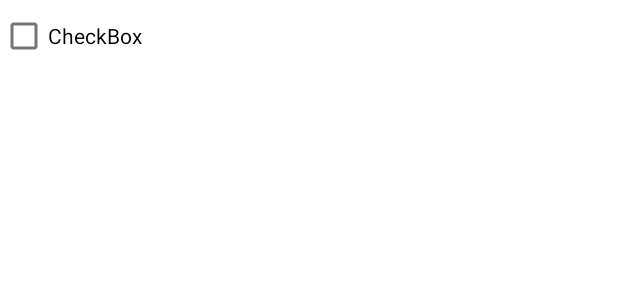
After one commit to prince40000/ReadStack, an Android app: the layout tag_item.xml on its own in the app's theme, with its tools: preview values and no code run, on a phone screen of 412 x 824 dp. The commit adds this screen. Shown: the top 300 px of the screen. Run offline under Robolectric (Android 15) with nearby library versions, the phone set to English and light mode, and no system bars; network calls fail.

Commit message:
Implemented tag button Implemented new tag subscreen intial implmentation of tags to bookItems
TODO
main search/filter
save comments
save tags (to file (seperately))
BookAddedDetails display overhaul (v3)

```diff
--- a/app/src/main/java/com/example/readstack/BookItem.java
+++ b/app/src/main/java/com/example/readstack/BookItem.java
@@ -1,6 +1,7 @@
 package com.example.readstack;
 
 import java.io.Serializable;
+import java.util.ArrayList;
 
 public class BookItem implements Serializable {
     String author_name;
@@ -11,7 +12,8 @@ public class BookItem implements Serializable {
     String thumbnail_address;
     String info_link;
     String id;
-    public BookItem(String author_name, String publisher_name, String published_date, String book_title, String book_description, String thumbnail_address,String info_link, String id){
+    ArrayList<String> tags;
+    public BookItem(String author_name, String publisher_name, String published_date, String book_title, String book_description, String thumbnail_address,String info_link, String id, ArrayList<String> tags){
         this.author_name = author_name;
         this.publisher_name = publisher_name;
         this.published_date = published_date;
@@ -20,6 +22,7 @@ public class BookItem implements Serializable {
         this.thumbnail_address = thumbnail_address;
         this.info_link = info_link;
         this.id = id;
+        this.tags = tags;
     }
 
     public String getAuthor_name(){
--- a/app/src/main/java/com/example/readstack/BookSearch.java
+++ b/app/src/main/java/com/example/readstack/BookSearch.java
@@ -91,6 +91,7 @@ public class BookSearch extends AppCompatActivity {
                     String author = "";
                     String thumbnail = "";
                     for(int i=0;i<items.length();i++){
+                        ArrayList<String> tags = new ArrayList<>();
                         JSONObject itemsObj = items.getJSONObject(i);
                         JSONObject volumeObj = itemsObj.getJSONObject("volumeInfo");
                         JSONArray authors = volumeObj.getJSONArray("authors");
@@ -117,7 +118,7 @@ public class BookSearch extends AppCompatActivity {
                         else{
                             author = "No author found";
                         }
-                        BookItem book = new BookItem(author, publisher, published_date, title, description, thumbnail, info_link, id);
+                        BookItem book = new BookItem(author, publisher, published_date, title, description, thumbnail, info_link, id, tags);
                         searchResults.add(book);
 
                         BookAdapter myAdapter = new BookAdapter(searchResults, BookSearch.this, "BookSearch");
--- a/app/src/main/java/com/example/readstack/MainList.java
+++ b/app/src/main/java/com/example/readstack/MainList.java
@@ -41,6 +41,7 @@ public class MainList extends AppCompatActivity{
     private BookStore bookStore, newBookStore, storedStore;
     private FloatingActionButton new_button, debug_button;
     public String author, publisher, published_date, title, desc, thumbnail_link, info_link, id, caller;
+    public ArrayList<String> tags;
     public Boolean choice = false;
     private static final String FILE_NAME="library.json";
     private FileOutputStream fos;
@@ -156,7 +157,8 @@ public class MainList extends AppCompatActivity{
         thumbnail_link = getIntent().getStringExtra("thumbnail_link");
         info_link = getIntent().getStringExtra("info_link");
         id = getIntent().getStringExtra("id");
-        BookItem book = new BookItem(author,publisher,published_date,title,desc,thumbnail_link,info_link, id);
+        tags = getIntent().getStringArrayListExtra("tags");
+        BookItem book = new BookItem(author,publisher,published_date,title,desc,thumbnail_link,info_link, id, tags);
         return book;
     }
 
--- a/app/src/main/res/layout/main_list_v2.xml
+++ b/app/src/main/res/layout/main_list_v2.xml
@@ -1,10 +1,10 @@
 <?xml version="1.0" encoding="utf-8"?>
-<androidx.constraintlayout.widget.ConstraintLayout
-    xmlns:android="http://schemas.android.com/apk/res/android"
+<androidx.constraintlayout.widget.ConstraintLayout xmlns:android="http://schemas.android.com/apk/res/android"
     xmlns:app="http://schemas.android.com/apk/res-auto"
     xmlns:tools="http://schemas.android.com/tools"
     android:layout_width="match_parent"
-    android:layout_height="match_parent">
+    android:layout_height="match_parent"
+    android:background="@color/slate">
 
     <androidx.recyclerview.widget.RecyclerView
         android:id="@+id/library_list"
--- /dev/null
+++ b/app/src/main/res/layout/tag_item.xml
@@ -0,0 +1,21 @@
+<?xml version="1.0" encoding="utf-8"?>
+<androidx.constraintlayout.widget.ConstraintLayout xmlns:android="http://schemas.android.com/apk/res/android"
+    xmlns:tools="http://schemas.android.com/tools"
+    android:layout_width="match_parent"
+    android:layout_height="match_parent">
+
+    <LinearLayout
+        android:layout_width="match_parent"
+        android:layout_height="50dp"
+        android:orientation="horizontal"
+        tools:layout_editor_absoluteX="1dp"
+        tools:layout_editor_absoluteY="1dp">
+
+        <CheckBox
+            android:id="@+id/tag_item"
+            android:layout_width="wrap_content"
+            android:layout_height="wrap_content"
+            android:layout_weight="1"
+            android:text="CheckBox" />
+    </LinearLayout>
+</androidx.constraintlayout.widget.ConstraintLayout>
--- a/app/src/main/res/values-night/themes.xml
+++ b/app/src/main/res/values-night/themes.xml
@@ -6,7 +6,7 @@
         <item name="colorPrimaryVariant">@color/purple_700</item>
         <item name="colorOnPrimary">@color/black</item>
         <!-- Secondary brand color. -->
-        <item name="colorSecondary">@color/teal_200</item>
+        <item name="colorSecondary">@color/slate</item>
         <item name="colorSecondaryVariant">@color/teal_200</item>
         <item name="colorOnSecondary">@color/black</item>
         <!-- Status bar color. -->
--- a/app/src/main/res/values/colors.xml
+++ b/app/src/main/res/values/colors.xml
@@ -7,4 +7,5 @@
     <color name="teal_700">#FF018786</color>
     <color name="black">#FF000000</color>
     <color name="white">#FFFFFFFF</color>
+    <color name="slate">#708090</color>
 </resources>
```
Also changed, not shown: app/src/main/java/com/example/readstack/BookAddedDetails.java (+79 -17 lines), app/src/main/java/com/example/readstack/TagAdapter.java (added, +58 -0 lines), app/src/main/res/layout/item_layout.xml (+12 -2 lines), app/src/main/res/layout/tag_overlay.xml (added, +50 -0 lines).
